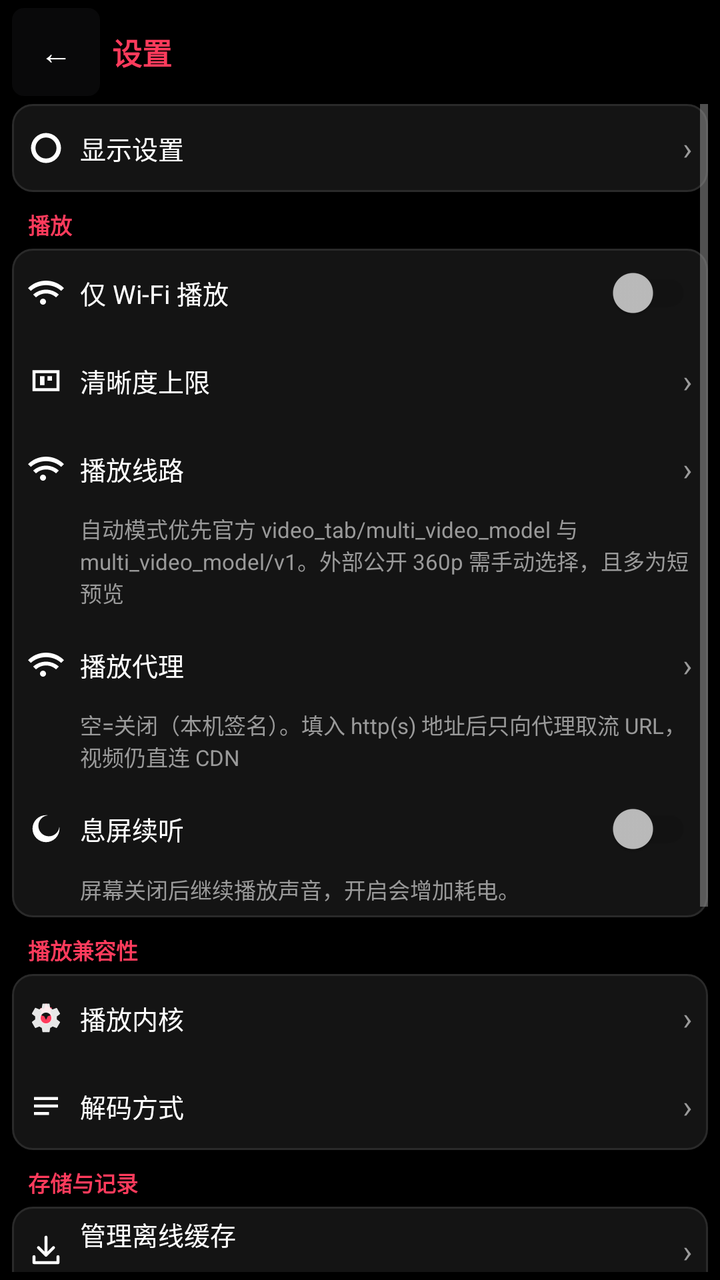
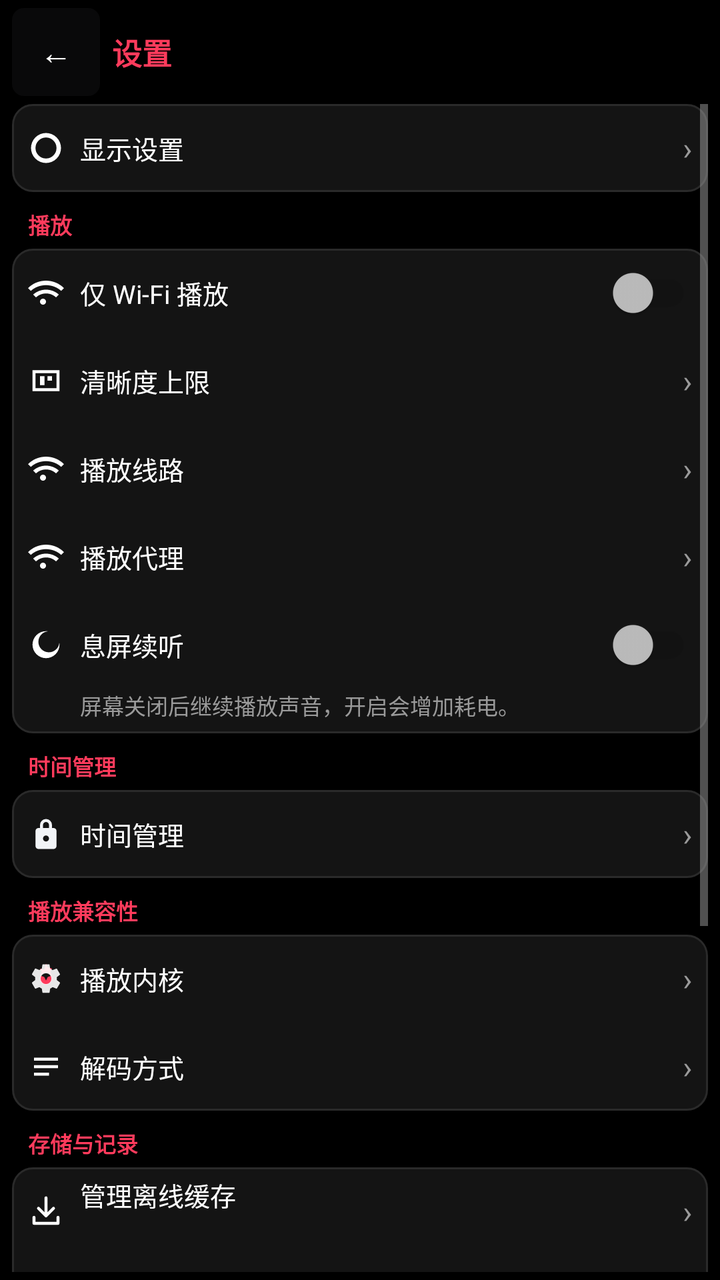

Two renders of the same Android screen: before a commit and after it. Below are the layout's source before the change and the commit's diff.
<!-- AndroidManifest.xml: application theme Theme.HongguoWatch -->
<!-- res/layout/activity_settings.xml -->
<?xml version="1.0" encoding="utf-8"?>
<LinearLayout xmlns:android="http://schemas.android.com/apk/res/android"
    android:id="@+id/settingsRoot"
    android:layout_width="match_parent"
    android:layout_height="match_parent"
    android:background="@color/bg"
    android:orientation="vertical"
    android:paddingHorizontal="@dimen/watch_pad"
    android:paddingTop="@dimen/watch_pad_tight"
    android:paddingBottom="@dimen/watch_pad_tight">

    <LinearLayout
        android:id="@+id/settingsToolbar"
        android:layout_width="match_parent"
        android:layout_height="wrap_content"
        android:gravity="center_vertical"
        android:orientation="horizontal"
        android:paddingBottom="4dp">

        <TextView
            android:id="@+id/backButton"
            android:layout_width="44dp"
            android:layout_height="44dp"
            android:background="@drawable/bg_control_button"
            android:contentDescription="@string/settings_back"
            android:focusable="true"
            android:gravity="center"
            android:text="@string/back"
            android:textColor="@color/text_primary"
            android:textSize="16sp" />

        <TextView
            android:id="@+id/settingsTitle"
            android:layout_width="0dp"
            android:layout_height="wrap_content"
            android:layout_marginStart="6dp"
            android:layout_weight="1"
            android:text="@string/tab_settings"
            android:textColor="@color/accent"
            android:textSize="@dimen/watch_title"
            android:textStyle="bold" />

        <TextView
            android:id="@+id/toolbarClock"
            android:layout_width="wrap_content"
            android:layout_height="wrap_content"
            android:layout_marginStart="6dp"
            android:contentDescription="@string/cd_toolbar_clock"
            android:fontFamily="sans-serif-medium"
            android:textColor="@color/text_primary"
            android:textSize="@dimen/watch_meta"
            android:textStyle="bold" />
    </LinearLayout>

    <ScrollView
        android:id="@+id/settingsScroll"
        android:layout_width="match_parent"
        android:layout_height="0dp"
        android:layout_weight="1"
        android:overScrollMode="ifContentScrolls"
        android:scrollbars="vertical">

        <LinearLayout
            android:layout_width="match_parent"
            android:layout_height="wrap_content"
            android:orientation="vertical"
            android:paddingBottom="@dimen/watch_pad">

            <LinearLayout
                style="@style/Widget.HongguoWatch.SettingsGroup">

                <LinearLayout
                    android:id="@+id/displaySettingsButton"
                    style="@style/Widget.HongguoWatch.SettingsAction">

                    <ImageView
                        style="@style/Widget.HongguoWatch.SettingsIcon"
                        android:src="@drawable/ic_settings_round" />

                    <TextView
                        style="@style/Widget.HongguoWatch.SettingsRowTitle"
                        android:text="@string/display_settings_title" />

                    <TextView
                        android:id="@+id/displaySettingsStatus"
                        style="@style/Widget.HongguoWatch.SettingsValue" />

                    <TextView
                        style="@style/Widget.HongguoWatch.SettingsArrow" />
                </LinearLayout>
            </LinearLayout>

            <TextView
                style="@style/Widget.HongguoWatch.SettingsHeading"
                android:text="@string/settings_section_playback" />

            <LinearLayout
                style="@style/Widget.HongguoWatch.SettingsGroup">

                <LinearLayout style="@style/Widget.HongguoWatch.SettingsRow">

                    <ImageView
                        style="@style/Widget.HongguoWatch.SettingsIcon"
                        android:src="@drawable/ic_settings_wifi" />

                    <androidx.appcompat.widget.SwitchCompat
                        android:id="@+id/wifiOnlySwitch"
                        style="@style/Widget.HongguoWatch.SettingsSwitch"
                        android:enabled="false"
                        android:text="@string/wifi_only" />
                </LinearLayout>

                <LinearLayout
                    android:id="@+id/qualityButton"
                    style="@style/Widget.HongguoWatch.SettingsAction"
                    android:enabled="false">

                    <ImageView
                        style="@style/Widget.HongguoWatch.SettingsIcon"
                        android:src="@drawable/ic_settings_quality" />

                    <TextView
                        style="@style/Widget.HongguoWatch.SettingsRowTitle"
                        android:text="@string/max_quality" />

                    <TextView
                        android:id="@+id/qualityStatus"
                        style="@style/Widget.HongguoWatch.SettingsValue" />

                    <TextView
                        style="@style/Widget.HongguoWatch.SettingsArrow" />
                </LinearLayout>

                <LinearLayout
                    android:id="@+id/playbackRouteButton"
                    style="@style/Widget.HongguoWatch.SettingsAction"
                    android:enabled="false">

                    <ImageView
                        style="@style/Widget.HongguoWatch.SettingsIcon"
                        android:src="@drawable/ic_settings_wifi" />

                    <TextView
                        style="@style/Widget.HongguoWatch.SettingsRowTitle"
                        android:text="@string/playback_route_label" />

                    <TextView
                        android:id="@+id/playbackRouteStatus"
                        style="@style/Widget.HongguoWatch.SettingsValue" />

                    <TextView
                        style="@style/Widget.HongguoWatch.SettingsArrow" />
                </LinearLayout>

                <TextView
                    style="@style/Widget.HongguoWatch.SettingsHint"
                    android:text="@string/playback_route_hint" />

                <LinearLayout
                    android:id="@+id/playbackProxyButton"
                    style="@style/Widget.HongguoWatch.SettingsAction"
                    android:enabled="false">

                    <ImageView
                        style="@style/Widget.HongguoWatch.SettingsIcon"
                        android:src="@drawable/ic_settings_wifi" />

                    <TextView
                        style="@style/Widget.HongguoWatch.SettingsRowTitle"
                        android:text="@string/playback_proxy_label" />

                    <TextView
                        android:id="@+id/playbackProxyStatus"
                        style="@style/Widget.HongguoWatch.SettingsValue" />

                    <TextView
                        style="@style/Widget.HongguoWatch.SettingsArrow" />
                </LinearLayout>

                <TextView
                    style="@style/Widget.HongguoWatch.SettingsHint"
                    android:text="@string/playback_proxy_hint" />

                <LinearLayout style="@style/Widget.HongguoWatch.SettingsRow">

                    <ImageView
                        style="@style/Widget.HongguoWatch.SettingsIcon"
                        android:src="@drawable/ic_settings_screen_off" />

                    <androidx.appcompat.widget.SwitchCompat
                        android:id="@+id/screenOffContinueSwitch"
                        style="@style/Widget.HongguoWatch.SettingsSwitch"
                        android:enabled="false"
                        android:text="@string/screen_off_continue" />
                </LinearLayout>

                <TextView
                    style="@style/Widget.HongguoWatch.SettingsHint"
                    android:text="@string/settings_screen_off_hint" />

                <LinearLayout
                    android:id="@+id/episodeWheelRow"
                    style="@style/Widget.HongguoWatch.SettingsRow"
                    android:visibility="gone">

                    <ImageView
                        style="@style/Widget.HongguoWatch.SettingsIcon"
                        android:src="@drawable/ic_next" />

                    <androidx.appcompat.widget.SwitchCompat
                        android:id="@+id/episodeWheelSwitch"
                        style="@style/Widget.HongguoWatch.SettingsSwitch"
                        android:text="@string/settings_episode_wheel" />
                </LinearLayout>
            </LinearLayout>

            <TextView
                style="@style/Widget.HongguoWatch.SettingsHeading"
                android:text="@string/settings_section_compatibility" />

            <LinearLayout
                style="@style/Widget.HongguoWatch.SettingsGroup">

                <LinearLayout
                    android:id="@+id/kernelButton"
                    style="@style/Widget.HongguoWatch.SettingsAction"
                    android:enabled="false">

                    <ImageView
                        style="@style/Widget.HongguoWatch.SettingsIcon"
                        android:src="@drawable/ic_settings_kernel" />

                    <TextView
                        style="@style/Widget.HongguoWatch.SettingsRowTitle"
                        android:text="@string/player_kernel_label" />

                    <TextView
                        android:id="@+id/kernelStatus"
                        style="@style/Widget.HongguoWatch.SettingsValue" />

                    <TextView
                        style="@style/Widget.HongguoWatch.SettingsArrow" />
                </LinearLayout>

                <LinearLayout
                    android:id="@+id/decodeButton"
                    style="@style/Widget.HongguoWatch.SettingsAction"
                    android:enabled="false">

                    <ImageView
                        style="@style/Widget.HongguoWatch.SettingsIcon"
                        android:src="@drawable/ic_settings_decode" />

                    <TextView
                        style="@style/Widget.HongguoWatch.SettingsRowTitle"
                        android:text="@string/decode_path_label" />

                    <TextView
                        android:id="@+id/decodeStatus"
                        style="@style/Widget.HongguoWatch.SettingsValue" />

                    <TextView
                        style="@style/Widget.HongguoWatch.SettingsArrow" />
                </LinearLayout>
            </LinearLayout>

            <TextView
                style="@style/Widget.HongguoWatch.SettingsHeading"
                android:text="@string/settings_section_storage" />

            <LinearLayout
                style="@style/Widget.HongguoWatch.SettingsGroup">

                <LinearLayout
                    android:id="@+id/manageOfflineButton"
                    style="@style/Widget.HongguoWatch.SettingsAction"
                    android:paddingVertical="@dimen/watch_pad_tight">

                    <ImageView
                        style="@style/Widget.HongguoWatch.SettingsIcon"
                        android:src="@drawable/ic_settings_offline" />

                    <LinearLayout
                        android:layout_width="0dp"
                        android:layout_height="wrap_content"
                        android:layout_weight="1"
                        android:orientation="vertical">

                        <TextView
                            android:layout_width="match_parent"
                            android:layout_height="wrap_content"
                            android:text="@string/offline_manage"
                            android:textColor="@color/text_primary"
                            android:textSize="@dimen/watch_body" />

                        <TextView
                            android:id="@+id/videoCacheUsage"
                            android:layout_width="match_parent"
                            android:layout_height="wrap_content"
                            android:layout_marginTop="2dp"
                            android:textColor="@color/text_secondary"
                            android:textSize="@dimen/watch_meta" />
                    </LinearLayout>

                    <TextView
                        style="@style/Widget.HongguoWatch.SettingsArrow" />
                </LinearLayout>

                <TextView
                    android:id="@+id/clearHistoryButton"
                    style="@style/Widget.HongguoWatch.SettingsTextAction"
                    android:text="@string/settings_clear_watch_history" />

                <TextView
                    android:id="@+id/clearCacheButton"
                    style="@style/Widget.HongguoWatch.SettingsTextAction"
                    android:text="@string/settings_clear_temporary_cache" />
            </LinearLayout>

            <TextView
                style="@style/Widget.HongguoWatch.SettingsHeading"
                android:text="@string/settings_section_help" />

            <LinearLayout
                style="@style/Widget.HongguoWatch.SettingsGroup">

                <LinearLayout
                    android:id="@+id/checkUpdateButton"
                    style="@style/Widget.HongguoWatch.SettingsAction">

                    <ImageView
                        style="@style/Widget.HongguoWatch.SettingsIcon"
                        android:src="@drawable/ic_settings_update" />

                    <TextView
                        style="@style/Widget.HongguoWatch.SettingsRowTitle"
                        android:text="@string/check_update" />

                    <TextView
                        android:id="@+id/versionLabel"
                        style="@style/Widget.HongguoWatch.SettingsValue" />

                    <TextView
                        style="@style/Widget.HongguoWatch.SettingsArrow" />
                </LinearLayout>

                <LinearLayout
                    android:id="@+id/uploadDiagButton"
                    style="@style/Widget.HongguoWatch.SettingsAction">

                    <ImageView
                        style="@style/Widget.HongguoWatch.SettingsIcon"
                        android:src="@drawable/ic_settings_diag" />

                    <TextView
                        style="@style/Widget.HongguoWatch.SettingsRowTitle"
                        android:text="@string/upload_diagnostics" />

                    <TextView style="@style/Widget.HongguoWatch.SettingsArrow" />
                </LinearLayout>

                <TextView
                    android:id="@+id/qqGroupLabel"
                    style="@style/Widget.HongguoWatch.SettingsTextAction"
                    android:text="@string/qq_group" />
            </LinearLayout>
        </LinearLayout>
    </ScrollView>
</LinearLayout>
<!-- resources referenced by this layout -->
<resources>
  <color name="accent">#FF3B5C</color>
  <color name="bg">#000000</color>
  <color name="text_primary">#FFFFFF</color>
  <color name="text_secondary">#9A9A9A</color>
  <dimen name="watch_body">13sp</dimen>
  <dimen name="watch_meta">11sp</dimen>
  <dimen name="watch_pad">6dp</dimen>
  <dimen name="watch_pad_tight">4dp</dimen>
  <dimen name="watch_title">15sp</dimen>
  <string name="back">←</string>
  <string name="cd_toolbar_clock">当前时间</string>
  <string name="check_update">检查更新</string>
  <string name="decode_path_label">解码方式</string>
  <string name="display_settings_title">显示设置</string>
  <string name="max_quality">清晰度上限</string>
  <string name="offline_manage">管理离线缓存</string>
  <string name="playback_proxy_hint">空=关闭（本机签名）。填入 http(s) 地址后只向代理取流 URL，视频仍直连 CDN</string>
  <string name="playback_proxy_label">播放代理</string>
  <string name="playback_route_hint">自动模式优先官方 video_tab/multi_video_model 与 multi_video_model/v1。外部公开 360p 需手动选择，且多为短预览</string>
  <string name="playback_route_label">播放线路</string>
  <string name="player_kernel_label">播放内核</string>
  <string name="qq_group">QQ群 1130845653</string>
  <string name="screen_off_continue">息屏续听</string>
  <string name="settings_back">返回</string>
  <string name="settings_clear_temporary_cache">清除临时缓存</string>
  <string name="settings_clear_watch_history">清空本机观看历史</string>
  <string name="settings_episode_wheel">指纹滑动切集</string>
  <string name="settings_screen_off_hint">屏幕关闭后继续播放声音，开启会增加耗电。</string>
  <string name="settings_section_compatibility">播放兼容性</string>
  <string name="settings_section_help">关于与反馈</string>
  <string name="settings_section_playback">播放</string>
  <string name="settings_section_storage">存储与记录</string>
  <string name="tab_settings">设置</string>
  <string name="upload_diagnostics">上传诊断日志</string>
  <string name="wifi_only">仅 Wi‑Fi 播放</string>
  <style name="Widget.HongguoWatch.SettingsAction" parent="Widget.HongguoWatch.SettingsRow">
          <item name="android:background">?attr/selectableItemBackground</item>
          <item name="android:clickable">true</item>
          <item name="android:focusable">true</item>
      </style>
  <style name="Widget.HongguoWatch.SettingsIcon" parent="">
          <item name="android:layout_width">18dp</item>
          <item name="android:layout_height">18dp</item>
          <item name="android:layout_marginEnd">8dp</item>
          <item name="android:importantForAccessibility">no</item>
      </style>
  <color name="accent_soft">#33FF3B5C</color>
  <string name="setting_chevron">›</string>
  <dimen name="watch_control_h">44dp</dimen>
  <color name="accent_dim">#C92D48</color>
  <color name="bg_elevated">#141414</color>
  <color name="stroke">#2A2A2A</color>
  <style name="Widget.HongguoWatch.DialogButton.Positive" parent="Widget.HongguoWatch.DialogButton">
          
          <item name="android:textColor">@color/accent</item>
      </style>
  <style name="TextAppearance.HongguoWatch.DialogTitle" parent="TextAppearance.MaterialComponents.Subtitle1">
          <item name="android:textColor">@color/text_primary</item>
          <item name="android:textSize">15sp</item>
          <item name="android:textStyle">bold</item>
      </style>
  <style name="TextAppearance.HongguoWatch.DialogBody" parent="TextAppearance.MaterialComponents.Body2">
          <item name="android:textColor">@color/text_secondary</item>
          <item name="android:textSize">12sp</item>
      </style>
  <!-- unchanged entries left out for length: 25 -->
</resources>

<!-- the commit's change to res/layout/activity_settings.xml (unified diff, before → after) -->
@@ -152,10 +152,6 @@
                         style="@style/Widget.HongguoWatch.SettingsArrow" />
                 </LinearLayout>
 
-                <TextView
-                    style="@style/Widget.HongguoWatch.SettingsHint"
-                    android:text="@string/playback_route_hint" />
-
                 <LinearLayout
                     android:id="@+id/playbackProxyButton"
                     style="@style/Widget.HongguoWatch.SettingsAction"
@@ -176,10 +172,6 @@
                     <TextView
                         style="@style/Widget.HongguoWatch.SettingsArrow" />
                 </LinearLayout>
-
-                <TextView
-                    style="@style/Widget.HongguoWatch.SettingsHint"
-                    android:text="@string/playback_proxy_hint" />
 
                 <LinearLayout style="@style/Widget.HongguoWatch.SettingsRow">
 
@@ -211,6 +203,34 @@
                         android:id="@+id/episodeWheelSwitch"
                         style="@style/Widget.HongguoWatch.SettingsSwitch"
                         android:text="@string/settings_episode_wheel" />
+                </LinearLayout>
+            </LinearLayout>
+
+            <TextView
+                style="@style/Widget.HongguoWatch.SettingsHeading"
+                android:text="@string/settings_section_time" />
+
+            <LinearLayout
+                style="@style/Widget.HongguoWatch.SettingsGroup">
+
+                <LinearLayout
+                    android:id="@+id/timeLockButton"
+                    style="@style/Widget.HongguoWatch.SettingsAction">
+
+                    <ImageView
+                        style="@style/Widget.HongguoWatch.SettingsIcon"
+                        android:src="@drawable/ic_lock" />
+
+                    <TextView
+                        style="@style/Widget.HongguoWatch.SettingsRowTitle"
+                        android:text="@string/time_lock_title" />
+
+                    <TextView
+                        android:id="@+id/timeLockStatus"
+                        style="@style/Widget.HongguoWatch.SettingsValue" />
+
+                    <TextView
+                        style="@style/Widget.HongguoWatch.SettingsArrow" />
                 </LinearLayout>
             </LinearLayout>
 
<!-- resource entries referenced after the edit -->
@@ -9,6 +9,17 @@
   <dimen name="watch_pad">6dp</dimen>
   <dimen name="watch_pad_tight">4dp</dimen>
   <dimen name="watch_title">15sp</dimen>
+  <!-- drawable ic_lock (drawable) -->
+  <?xml version="1.0" encoding="utf-8"?>
+  <vector xmlns:android="http://schemas.android.com/apk/res/android"
+      android:width="24dp"
+      android:height="24dp"
+      android:viewportWidth="24"
+      android:viewportHeight="24">
+      <path
+          android:fillColor="#F2F4F7"
+          android:pathData="M17,8h-1V6a4,4 0,0 0,-8 0v2H7a2,2 0,0 0,-2 2v10a2,2 0,0 0,2 2h10a2,2 0,0 0,2 -2V10a2,2 0,0 0,-2 -2zM10,6a2,2 0,0 1,4 0v2h-4V6zM12,17a2,2 0,1 1,0 -4,2 2,0 0,1 0,4z" />
+  </vector>
   <string name="back">←</string>
   <string name="cd_toolbar_clock">当前时间</string>
   <string name="check_update">检查更新</string>
@@ -16,9 +27,7 @@
   <string name="display_settings_title">显示设置</string>
   <string name="max_quality">清晰度上限</string>
   <string name="offline_manage">管理离线缓存</string>
-  <string name="playback_proxy_hint">空=关闭（本机签名）。填入 http(s) 地址后只向代理取流 URL，视频仍直连 CDN</string>
   <string name="playback_proxy_label">播放代理</string>
-  <string name="playback_route_hint">自动模式优先官方 video_tab/multi_video_model 与 multi_video_model/v1。外部公开 360p 需手动选择，且多为短预览</string>
   <string name="playback_route_label">播放线路</string>
   <string name="player_kernel_label">播放内核</string>
   <string name="qq_group">QQ群 1130845653</string>
@@ -32,7 +41,9 @@
   <string name="settings_section_help">关于与反馈</string>
   <string name="settings_section_playback">播放</string>
   <string name="settings_section_storage">存储与记录</string>
+  <string name="settings_section_time">时间管理</string>
   <string name="tab_settings">设置</string>
+  <string name="time_lock_title">时间管理</string>
   <string name="upload_diagnostics">上传诊断日志</string>
   <string name="wifi_only">仅 Wi‑Fi 播放</string>
   <style name="Widget.HongguoWatch.SettingsAction" parent="Widget.HongguoWatch.SettingsRow">
